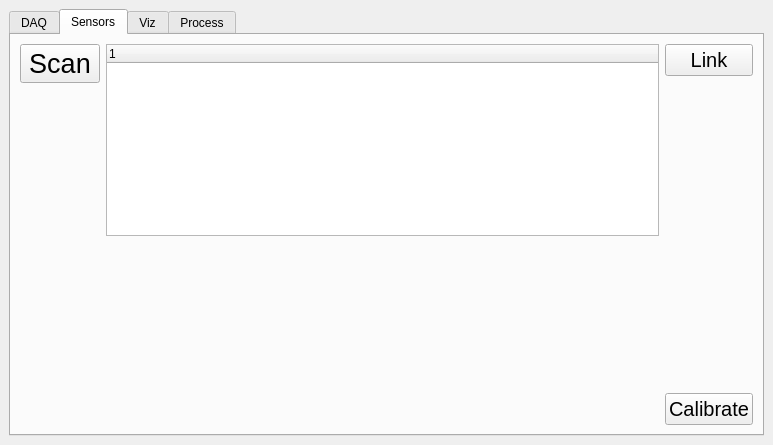
The window that gui.ui (nogleo/gordata) describes before a commit, drawn with Qt 5.
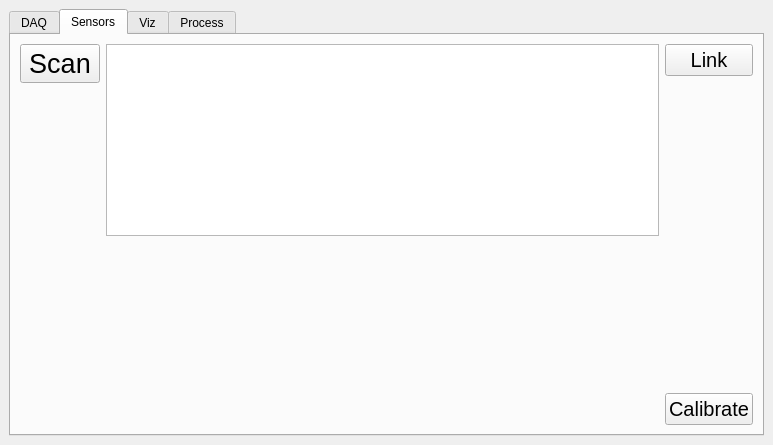
The same window after the commit.

What changed in the file:
```diff
--- a/gui.ui
+++ b/gui.ui
@@ -271,13 +271,7 @@
         <item row="3" column="8">
          <layout class="QVBoxLayout" name="vLayout_sensors_1">
           <item>
-           <widget class="QTreeWidget" name="treeWidget">
-            <column>
-             <property name="text">
-              <string notr="true">1</string>
-             </property>
-            </column>
-           </widget>
+           <widget class="QListWidget" name="listWidget"/>
           </item>
           <item>
            <spacer name="vSpacer_sensors_1">
```
